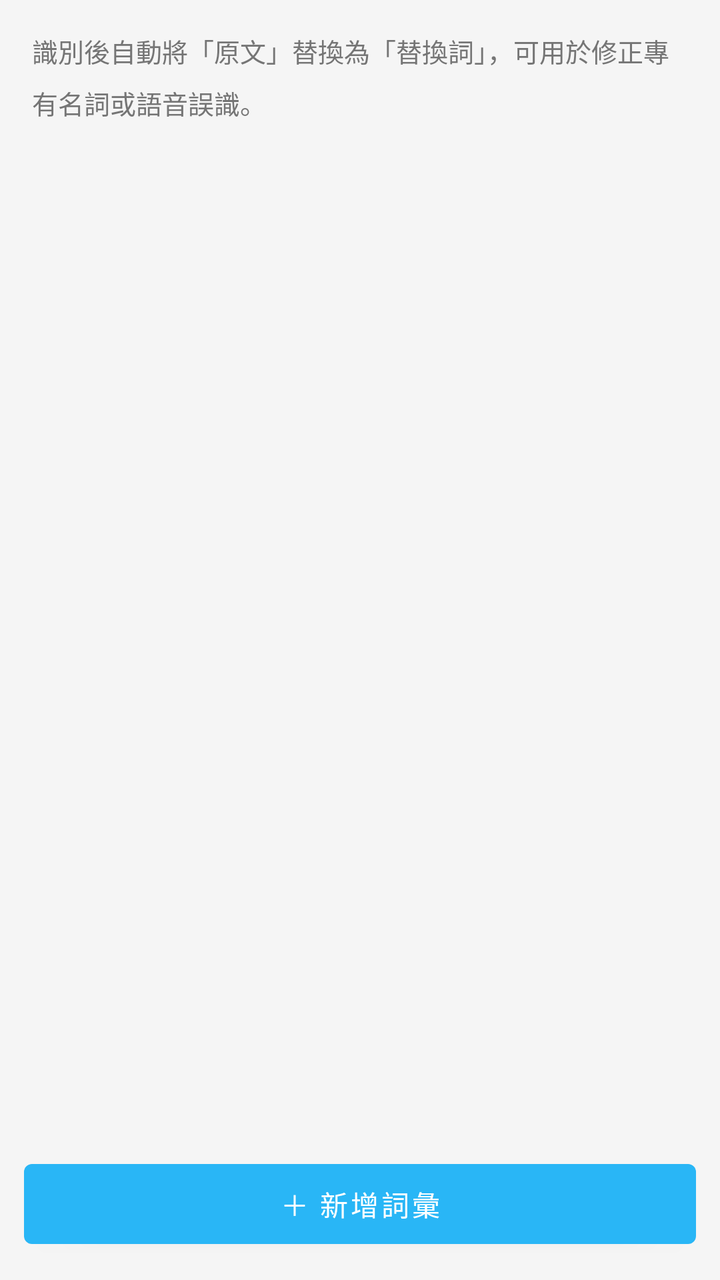
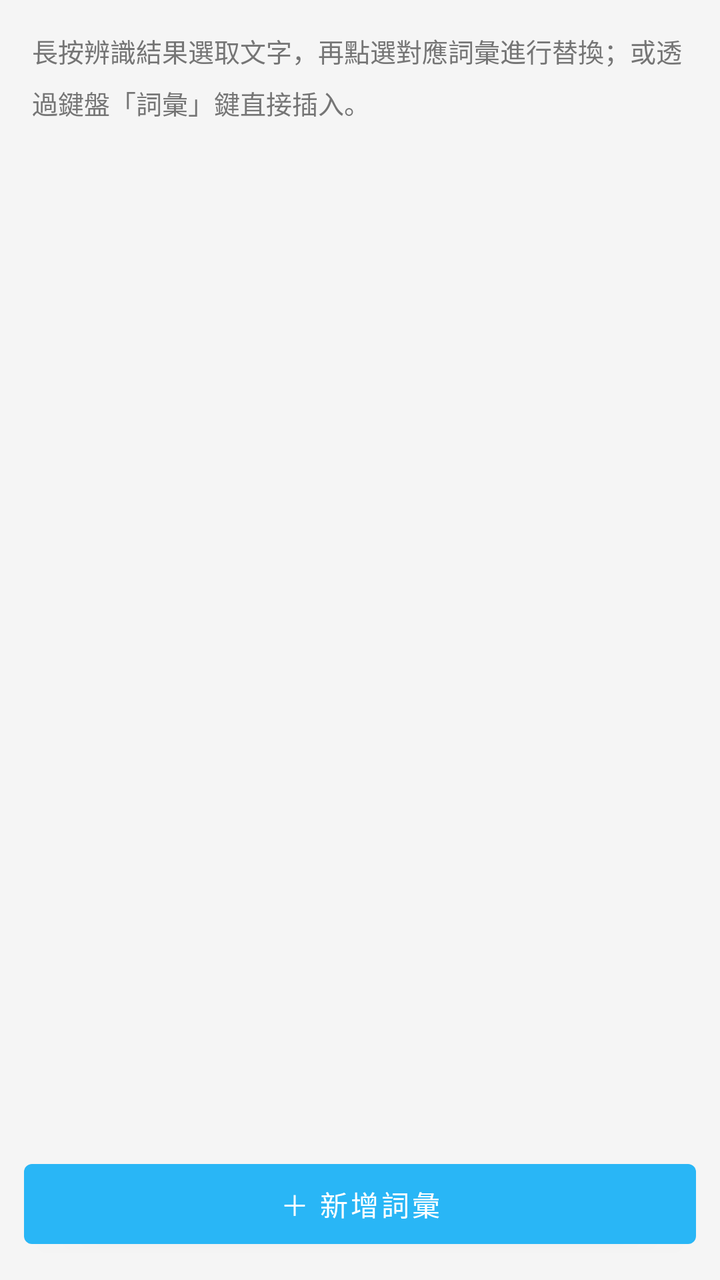

Before-and-after screenshots of an Android layout around one commit, followed by the original layout XML and the change that was made.
<!-- AndroidManifest.xml: application theme Theme.VoiceAssistant -->
<!-- res/layout/activity_dict_settings.xml -->
<?xml version="1.0" encoding="utf-8"?>
<LinearLayout xmlns:android="http://schemas.android.com/apk/res/android"
    android:layout_width="match_parent"
    android:layout_height="match_parent"
    android:orientation="vertical"
    android:background="@color/background">

    <TextView
        android:layout_width="match_parent"
        android:layout_height="wrap_content"
        android:text="識別後自動將「原文」替換為「替換詞」，可用於修正專有名詞或語音誤識。"
        android:textSize="13sp"
        android:textColor="@color/text_secondary"
        android:padding="16dp"
        android:lineSpacingMultiplier="1.4" />

    <androidx.recyclerview.widget.RecyclerView
        android:id="@+id/rv_dict"
        android:layout_width="match_parent"
        android:layout_height="0dp"
        android:layout_weight="1" />

    <Button
        android:id="@+id/btn_add_entry"
        android:layout_width="match_parent"
        android:layout_height="52dp"
        android:text="＋ 新增詞彙"
        android:layout_margin="12dp" />

</LinearLayout>
<!-- resources referenced by this layout -->
<resources>
  <color name="background">#F5F5F5</color>
  <color name="text_secondary">#757575</color>
  <style name="Theme.VoiceAssistant" parent="Theme.MaterialComponents.DayNight.NoActionBar">
          <item name="colorPrimary">@color/ime_accent</item>
          <item name="colorPrimaryDark">#0288D1</item>
          <item name="colorAccent">@color/ime_accent</item>
      </style>
  <color name="ime_accent">#29B6F6</color>
</resources>

<!-- the commit's change to res/layout/activity_dict_settings.xml (unified diff, before → after) -->
@@ -8,7 +8,7 @@
     <TextView
         android:layout_width="match_parent"
         android:layout_height="wrap_content"
-        android:text="識別後自動將「原文」替換為「替換詞」，可用於修正專有名詞或語音誤識。"
+        android:text="長按辨識結果選取文字，再點選對應詞彙進行替換；或透過鍵盤「詞彙」鍵直接插入。"
         android:textSize="13sp"
         android:textColor="@color/text_secondary"
         android:padding="16dp"
